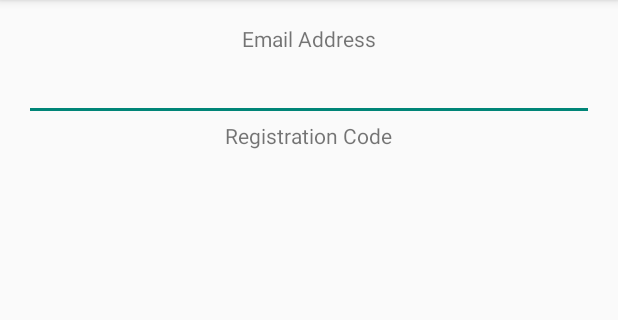
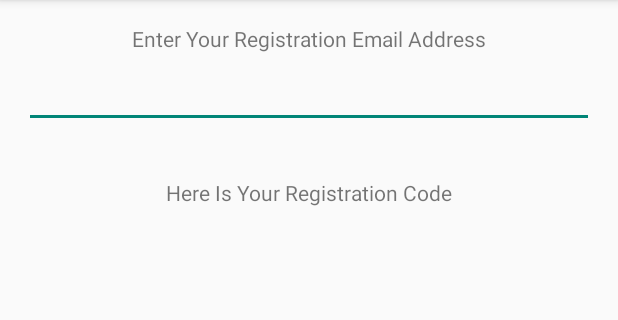
Before and after one commit to google/android-studio-check, an Android app: the screen it shows after launch (MainActivity), on a phone screen of 412 x 824 dp, the part 84-404 px from its top. Run offline under Robolectric (Android 15) with nearby library versions, the phone set to English and light mode, and no system bars.

Commit message:
Clean up the layout and formatting

```diff
--- a/app/src/main/java/com/example/androidstudiocheck/MainActivity.java
+++ b/app/src/main/java/com/example/androidstudiocheck/MainActivity.java
@@ -37,7 +37,7 @@ public class MainActivity extends ActionBarActivity {
         emailText.addTextChangedListener(new TextWatcher() {
             public void onTextChanged(CharSequence s, int start, int count, int after) {
                 String in = emailText.getText().toString();
-                registrationText.setText(rot13(in));
+                registrationText.setText(rot13(in).toUpperCase());
                 if (!rot13(rot13(in)).equals(in)) throw new RuntimeException ("Invalid rot13 conversion");
             }
             public void afterTextChanged(Editable s) { }
--- a/app/src/main/res/layout/activity_main.xml
+++ b/app/src/main/res/layout/activity_main.xml
@@ -13,7 +13,7 @@
         <TextView
             android:layout_width="wrap_content"
             android:layout_height="wrap_content"
-            android:text="Email Address"
+            android:text="Enter Your Registration Email Address"
             android:id="@+id/emailLabel"
             android:layout_gravity="center_horizontal" />
 
@@ -21,14 +21,18 @@
             android:layout_width="match_parent"
             android:layout_height="wrap_content"
             android:inputType="textEmailAddress"
-            android:ems="10"
+            android:textAppearance="?android:attr/textAppearanceLarge"
             android:id="@+id/emailText"
             android:layout_gravity="center_horizontal" />
+
+        <Space
+            android:layout_width="50px"
+            android:layout_height="50px" />
 
         <TextView
             android:layout_width="wrap_content"
             android:layout_height="wrap_content"
-            android:text="Registration Code"
+            android:text="Here Is Your Registration Code"
             android:id="@+id/registrationLabel"
             android:layout_gravity="center_horizontal" />
 
@@ -36,8 +40,7 @@
             android:layout_width="wrap_content"
             android:layout_height="wrap_content"
             android:textAppearance="?android:attr/textAppearanceLarge"
-            android:id="@+id/registrationText"
-            android:layout_gravity="center_horizontal" />
+            android:id="@+id/registrationText" />
 
     </LinearLayout>
 
```
